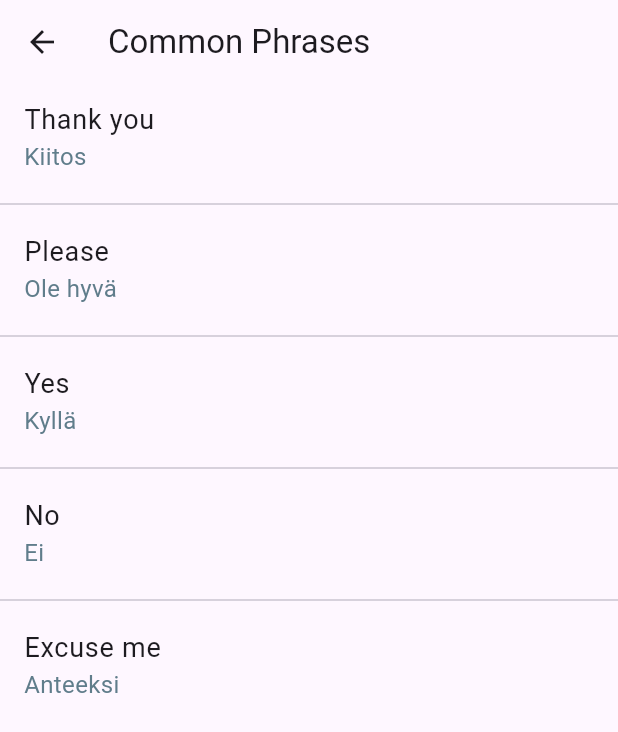
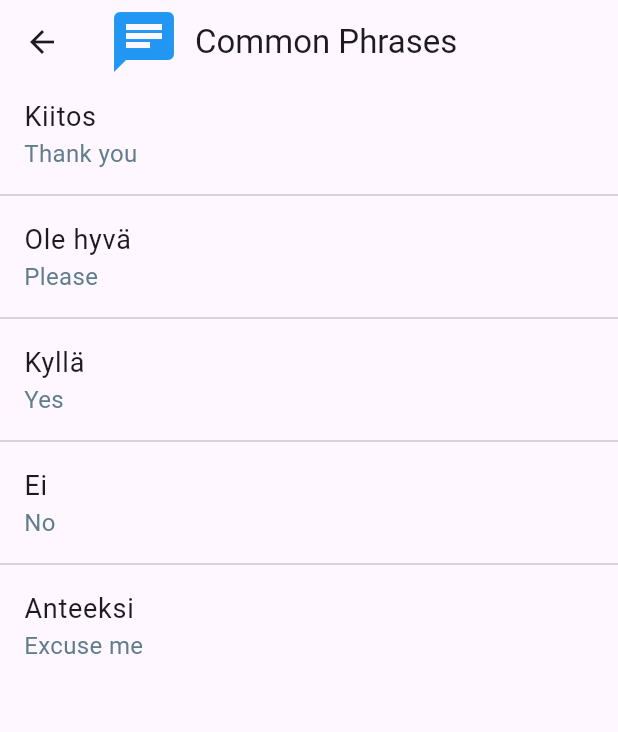
Before and after one commit to mmestica/fivin_finnish_app, a Flutter app: the screen it shows after launch, after a tap on "Common Phrases", on a phone screen of 412 x 824 dp. Shown: the top 732 px of the screen. Run offline on Flutter 3.47's test engine with Material 3 defaults, Android fonts, the phone set to English and light mode, and no system bars.

Commit message:
- additional phrases - category icon on top bar

```diff
--- a/lib/category_page.dart
+++ b/lib/category_page.dart
@@ -9,17 +9,32 @@ class CategoryPage extends StatelessWidget {
   @override
   Widget build(BuildContext context) {
     return Scaffold(
-      appBar: AppBar(title: Text(category.title)),
+      appBar: AppBar(
+        title: Row(
+          children: [
+            Icon(category.icon, size: 48, color: Colors.blue),
+            SizedBox(width: 10),
+            Text(category.title),
+          ],
+        ),
+      ),
       body: ListView.separated(
         itemCount: category.phrases.length,
         separatorBuilder: (_, __) => const Divider(),
         itemBuilder: (context, index) {
           final phrase = category.phrases[index];
           return ListTile(
-            // leading: const Icon(Icons.volume_up),
-            title: Text(phrase.english, style: const TextStyle(fontSize: 18)),
+            dense: true,
+            visualDensity: const VisualDensity(
+              vertical: -4, // minimum practical value
+            ),
+            contentPadding: const EdgeInsets.symmetric(
+              horizontal: 16,
+              vertical: 0,
+            ),
+            title: Text(phrase.finnish, style: const TextStyle(fontSize: 18)),
             subtitle: Text(
-              phrase.finnish,
+              phrase.english,
               style: const TextStyle(fontSize: 16, color: Colors.blueGrey),
             ),
           );
```
Also changed, not shown: lib/main.dart (+21 -5 lines).
